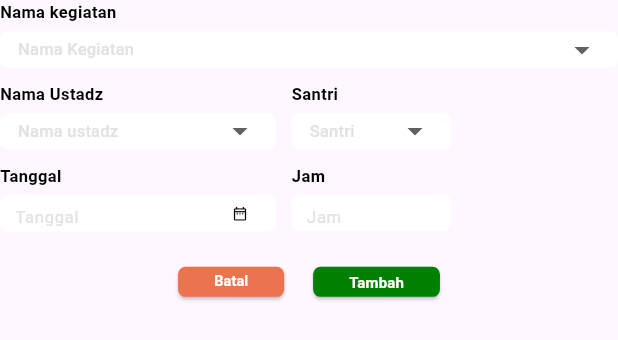
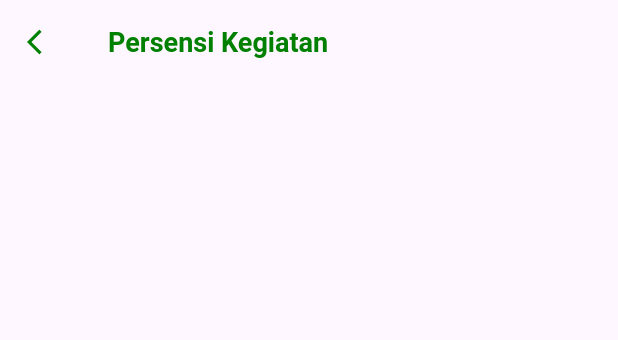
Before and after one commit to khoirulmustofa21/pesantri-app, a Flutter app: what defaultDialogWidget() shows on an empty page, opened directly, after a tap on "Tambah", on a phone screen of 412 x 824 dp. Shown: the top 340 px of the screen. Run offline on Flutter 3.47's test engine with Material 2 defaults, Android fonts, the light colour scheme and no system bars; our stand-ins replace another_flutter_splash_screen, flutter_screenutil, get, syncfusion_flutter_charts.

Commit message:
Finish Dialog persensi kegiatan

```diff
--- a/lib/pengurus_pesantren/persensi_kegiatan/controller/persensi_kegiatan_controller.dart
+++ b/lib/pengurus_pesantren/persensi_kegiatan/controller/persensi_kegiatan_controller.dart
@@ -96,6 +96,9 @@ class PersensiKegiatanController extends GetxController {
   RxString selctetdValue = ''.obs;
   RxString selctetdUstadz = ''.obs;
   RxString selctetdKategoriSantri = ''.obs;
+  RxString selectedJam = ''.obs;
+  RxString selectedKategoriSantri = ''.obs;
+  Rx<DateTime> selectedTanggal = DateTime(0).obs;
 
   changeData(value) {
     selctetdValue.value = value;
--- /dev/null
+++ b/lib/pengurus_pesantren/persensi_kegiatan/view/persensi_kegiatan_detail.dart
@@ -0,0 +1,58 @@
+import 'package:flutter/material.dart';
+import 'package:flutter_screenutil/flutter_screenutil.dart';
+import 'package:get/get.dart';
+import 'package:pesantri/pengurus_pesantren/persensi_kegiatan/view/persensi_kegiatan_page.dart';
+
+import '../../../colors/colors_app.dart';
+import '../widget/card_detail_widget.dart';
+
+class PersensiKegiatanDetail extends StatelessWidget {
+  PersensiKegiatanDetail({
+    super.key,
+    required namaKegiatan,
+    required namaUstadz,
+    required kategoriSantri,
+    required tanggal,
+    required jam,
+  });
+  late String namaKegiatan;
+  late String namaUstadz;
+  late String santri;
+  late String tanggal;
+  late String jam;
+
+  @override
+  Widget build(BuildContext context) {
+    return Scaffold(
+      appBar: AppBar(
+        backgroundColor: ColorsApp.colorBgWith,
+        foregroundColor: ColorsApp.mainColor,
+        forceMaterialTransparency: true,
+        leading: InkWell(
+          onTap: () {
+            Get.back();
+          },
+          child: const Icon(
+            Icons.arrow_back_ios,
+            size: 20,
+          ),
+        ),
+        title: const Text(
+          "Persensi Kegiatan",
+          style: TextStyle(
+            fontFamily: 'Roboto',
+            fontSize: 18,
+            fontWeight: FontWeight.bold,
+          ),
+        ),
+      ),
+      body: SizedBox(
+        child: Column(
+          children: [
+            // cardDetailWidget(data),
+          ],
+        ),
+      ),
+    );
+  }
+}
--- a/lib/pengurus_pesantren/persensi_kegiatan/widget/default_dialog_widget.dart
+++ b/lib/pengurus_pesantren/persensi_kegiatan/widget/default_dialog_widget.dart
@@ -2,6 +2,7 @@ import 'package:flutter/material.dart';
 import 'package:flutter_screenutil/flutter_screenutil.dart';
 import 'package:get/get.dart';
 import 'package:pesantri/pengurus_pesantren/persensi_kegiatan/controller/persensi_kegiatan_controller.dart';
+import 'package:pesantri/pengurus_pesantren/persensi_kegiatan/view/persensi_kegiatan_detail.dart';
 
 import '../../../colors/colors_app.dart';
 import 'content_dialog_input_tanggal_jam_widget.dart';
@@ -9,6 +10,7 @@ import 'content_dialog_input_ustadz_santri.dart';
 
 Widget defaultDialogWidget(context) {
   PersensiKegiatanController c = PersensiKegiatanController();
+
   return Column(
     crossAxisAlignment: CrossAxisAlignment.start,
     children: [
@@ -117,7 +119,16 @@ Widget defaultDialogWidget(context) {
               ),
               minimumSize: const Size(68, 20),
             ),
-            onPressed: () {},
+            onPressed: () {
+              Get.back();
+              Get.to(PersensiKegiatanDetail(
+                namaKegiatan: c.dataNamaKegiatan,
+                namaUstadz: c.dataNamaUstadz,
+                kategoriSantri: c.dataKategoriSantri,
+                tanggal: c.selectedTanggal,
+                jam: c.selectedJam,
+              ));
+            },
             child: const Text(
               'Tambah',
               style: TextStyle(
```
Also changed, not shown: lib/pengurus_pesantren/persensi_kegiatan/widget/card_detail_widget.dart (added, +137 -0 lines).
